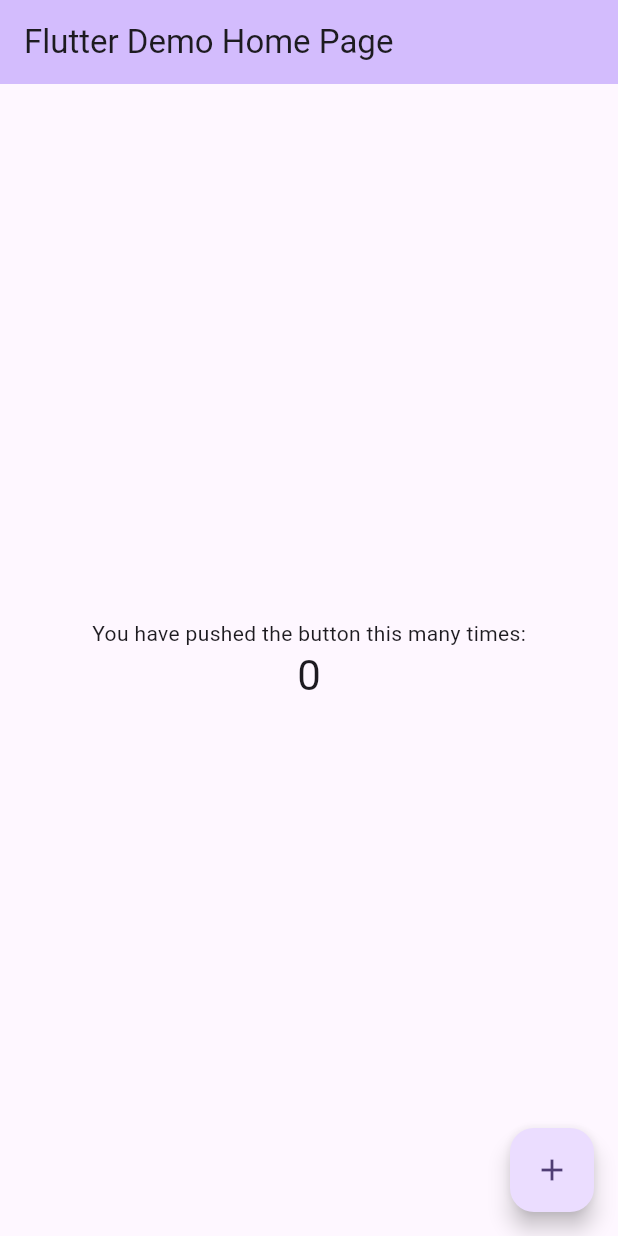
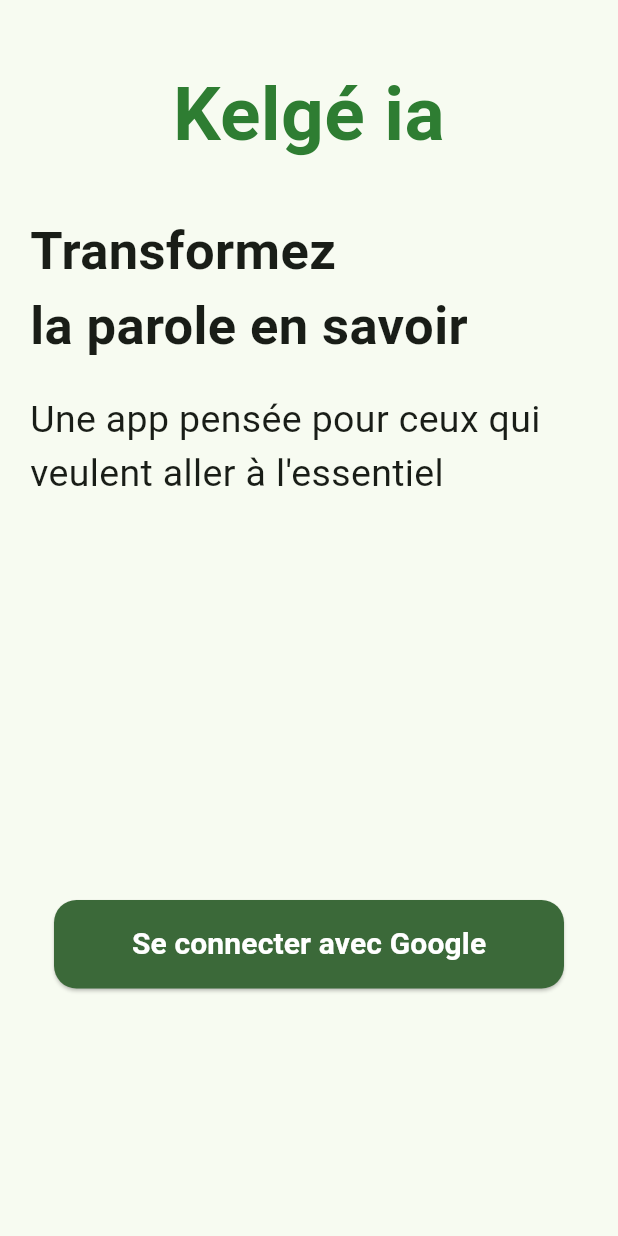
Before and after one commit to mrtapsoba/kelge_ia, a Flutter app: the screen it shows after launch, on a phone screen of 412 x 824 dp. Run offline on Flutter 3.47's test engine with Material 3 defaults, Android fonts, the phone set to English and light mode, and no system bars.

Commit message:
Creation de la landing_page

```diff
--- a/lib/main.dart
+++ b/lib/main.dart
@@ -1,4 +1,5 @@
 import 'package:flutter/material.dart';
+import 'package:kelge_ia/views/landing_page.dart';
 
 void main() {
   runApp(const MyApp());
@@ -11,112 +12,11 @@ class MyApp extends StatelessWidget {
   @override
   Widget build(BuildContext context) {
     return MaterialApp(
-      title: 'Flutter Demo',
+      title: 'kelgé ia',
       theme: ThemeData(
-        // This is the theme of your application.
-        //
-        // TRY THIS: Try running your application with "flutter run". You'll see
-        // the application has a purple toolbar. Then, without quitting the app,
-        // try changing the seedColor in the colorScheme below to Colors.green
-        // and then invoke "hot reload" (save your changes or press the "hot
-        // reload" button in a Flutter-supported IDE, or press "r" if you used
-        // the command line to start the app).
-        //
-        // Notice that the counter didn't reset back to zero; the application
-        // state is not lost during the reload. To reset the state, use hot
-        // restart instead.
-        //
-        // This works for code too, not just values: Most code changes can be
-        // tested with just a hot reload.
-        colorScheme: ColorScheme.fromSeed(seedColor: Colors.deepPurple),
+        colorScheme: ColorScheme.fromSeed(seedColor: Colors.green),
       ),
-      home: const MyHomePage(title: 'Flutter Demo Home Page'),
+      home: const LandingPage(),
     );
   }
 }
-
-class MyHomePage extends StatefulWidget {
-  const MyHomePage({super.key, required this.title});
-
-  // This widget is the home page of your application. It is stateful, meaning
-  // that it has a State object (defined below) that contains fields that affect
-  // how it looks.
-
-  // This class is the configuration for the state. It holds the values (in this
-  // case the title) provided by the parent (in this case the App widget) and
-  // used by the build method of the State. Fields in a Widget subclass are
-  // always marked "final".
-
-  final String title;
-
-  @override
-  State<MyHomePage> createState() => _MyHomePageState();
-}
-
-class _MyHomePageState extends State<MyHomePage> {
-  int _counter = 0;
-
-  void _incrementCounter() {
-    setState(() {
-      // This call to setState tells the Flutter framework that something has
-      // changed in this State, which causes it to rerun the build method below
-      // so that the display can reflect the updated values. If we changed
-      // _counter without calling setState(), then the build method would not be
-      // called again, and so nothing would appear to happen.
-      _counter++;
-    });
-  }
-
-  @override
-  Widget build(BuildContext context) {
-    // This method is rerun every time setState is called, for instance as done
-    // by the _incrementCounter method above.
-    //
-    // The Flutter framework has been optimized to make rerunning build methods
-    // fast, so that you can just rebuild anything that needs updating rather
-    // than having to individually change instances of widgets.
-    return Scaffold(
-      appBar: AppBar(
-        // TRY THIS: Try changing the color here to a specific color (to
-        // Colors.amber, perhaps?) and trigger a hot reload to see the AppBar
-        // change color while the other colors stay the same.
-        backgroundColor: Theme.of(context).colorScheme.inversePrimary,
-        // Here we take the value from the MyHomePage object that was created by
-        // the App.build method, and use it to set our appbar title.
-        title: Text(widget.title),
-      ),
-      body: Center(
-        // Center is a layout widget. It takes a single child and positions it
-        // in the middle of the parent.
-        child: Column(
-          // Column is also a layout widget. It takes a list of children and
-          // arranges them vertically. By default, it sizes itself to fit its
-          // children horizontally, and tries to be as tall as its parent.
-          //
-          // Column has various properties to control how it sizes itself and
-          // how it positions its children. Here we use mainAxisAlignment to
-          // center the children vertically; the main axis here is the vertical
-          // axis because Columns are vertical (the cross axis would be
-          // horizontal).
-          //
-          // TRY THIS: Invoke "debug painting" (choose the "Toggle Debug Paint"
-          // action in the IDE, or press "p" in the console), to see the
-          // wireframe for each widget.
-          mainAxisAlignment: MainAxisAlignment.center,
-          children: <Widget>[
-            const Text('You have pushed the button this many times:'),
-            Text(
-              '$_counter',
-              style: Theme.of(context).textTheme.headlineMedium,
-            ),
-          ],
-        ),
-      ),
-      floatingActionButton: FloatingActionButton(
-        onPressed: _incrementCounter,
-        tooltip: 'Increment',
-        child: const Icon(Icons.add),
-      ), // This trailing comma makes auto-formatting nicer for build methods.
-    );
-  }
-}
--- /dev/null
+++ b/lib/views/landing_page.dart
@@ -0,0 +1,74 @@
+import 'package:flutter/material.dart';
+import 'package:kelge_ia/views/home_page.dart';
+
+class LandingPage extends StatefulWidget {
+  const LandingPage({super.key});
+
+  @override
+  State<LandingPage> createState() => _LandingPageState();
+}
+
+class _LandingPageState extends State<LandingPage> {
+  @override
+  Widget build(BuildContext context) {
+    return Scaffold(
+      body: Container(
+        padding: const EdgeInsets.symmetric(horizontal: 20.0, vertical: 40.0),
+        child: ListView(
+          children: <Widget>[
+            Text(
+              "Kelgé ia",
+              textAlign: TextAlign.center,
+              style: TextStyle(
+                fontSize: 50,
+                fontWeight: FontWeight.bold,
+                color: Colors.green[800],
+              ),
+            ),
+            SizedBox(height: 30),
+            Text(
+              "Transformez\nla parole en savoir",
+              style: TextStyle(fontSize: 35, fontWeight: FontWeight.bold),
+            ),
+            SizedBox(height: 20),
+            Text(
+              "Une app pensée pour ceux qui veulent aller à l'essentiel",
+              style: TextStyle(fontSize: 25),
+            ),
+            SizedBox(height: 250),
+            Container(
+              padding: const EdgeInsets.all(16.0),
+              child: ElevatedButton(
+                style: ElevatedButton.styleFrom(
+                  backgroundColor: Theme.of(context).colorScheme.primary,
+                  padding: EdgeInsets.symmetric(horizontal: 40, vertical: 15),
+                  shape: RoundedRectangleBorder(
+                    borderRadius: BorderRadius.circular(15),
+                  ),
+                ),
+                onPressed: () {
+                  Navigator.push(
+                    context,
+                    MaterialPageRoute(
+                      builder: (context) {
+                        return const HomePage();
+                      },
+                    ),
+                  );
+                },
+                child: Text(
+                  "Se connecter avec Google",
+                  style: TextStyle(
+                    fontSize: 20,
+                    color: Colors.white,
+                    fontWeight: FontWeight.bold,
+                  ),
+                ),
+              ),
+            ),
+          ],
+        ),
+      ),
+    );
+  }
+}
```
